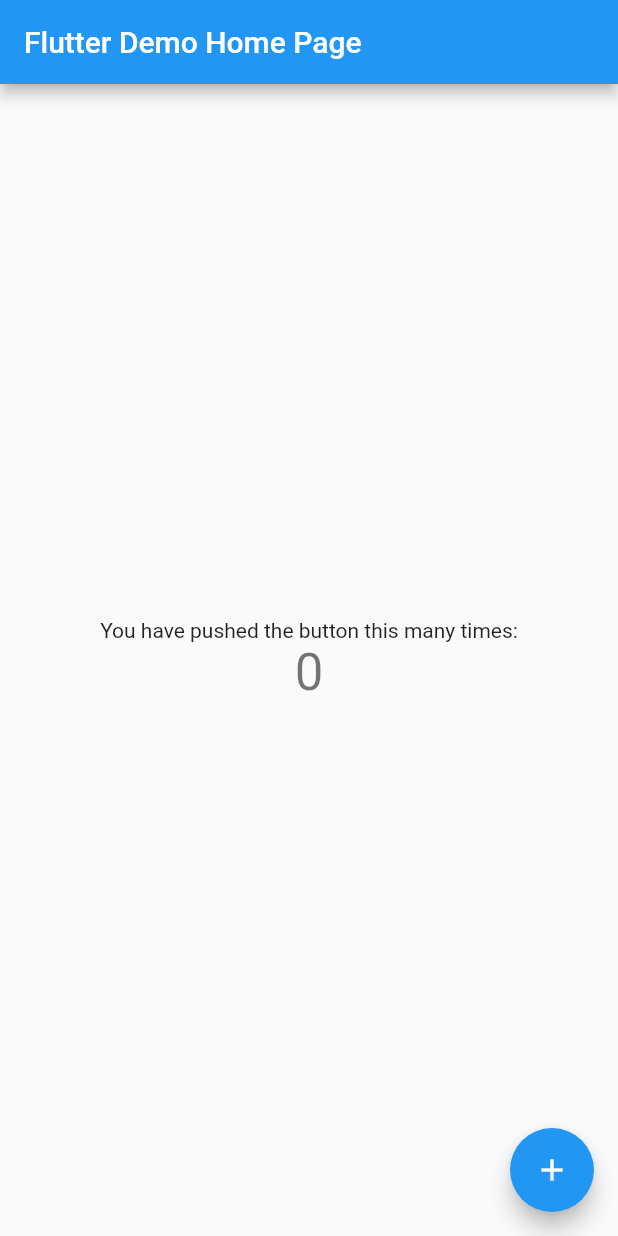
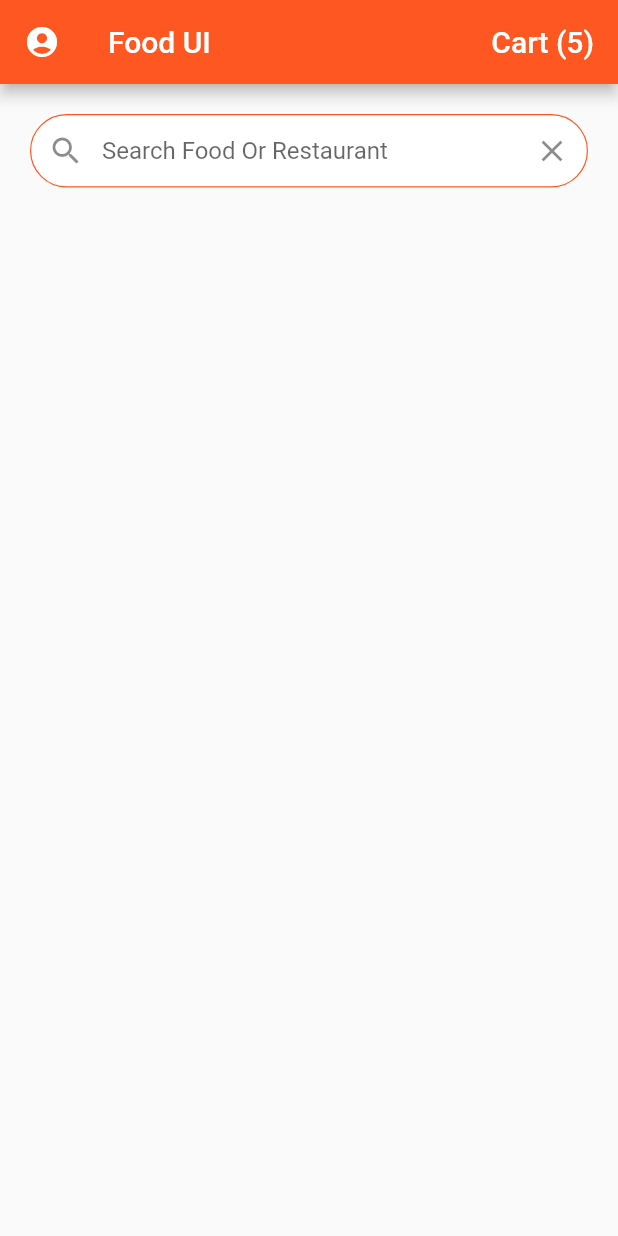
Before and after one commit to imrishuroy/Flutter-Food-Delivery-UI, a Flutter app: the screen it shows after launch, on a phone screen of 412 x 824 dp. Run offline on Flutter 3.47's test engine with Material 2 defaults, Android fonts, the phone set to English and light mode, and no system bars.

Commit message:
Added AppBar And TextField

```diff
--- a/lib/main.dart
+++ b/lib/main.dart
@@ -1,4 +1,5 @@
 import 'package:flutter/material.dart';
+import './screens/home_screen.dart';
 
 void main() => runApp(MyApp());
 
@@ -7,96 +8,12 @@ class MyApp extends StatelessWidget {
   @override
   Widget build(BuildContext context) {
     return MaterialApp(
-      title: 'Flutter Demo',
-      theme: ThemeData(
-        primarySwatch: Colors.blue,
-      ),
-      home: MyHomePage(title: 'Flutter Demo Home Page'),
-    );
+        debugShowCheckedModeBanner: false,
+        title: 'Food Delivery UI',
+        theme: ThemeData(
+          scaffoldBackgroundColor: Colors.grey[50],
+          primaryColor: Colors.deepOrange,
+        ),
+        home: HomeScreen());
   }
 }
-
-class MyHomePage extends StatefulWidget {
-  MyHomePage({Key key, this.title}) : super(key: key);
-
-  // This widget is the home page of your application. It is stateful, meaning
-  // that it has a State object (defined below) that contains fields that affect
-  // how it looks.
-
-  // This class is the configuration for the state. It holds the values (in this
-  // case the title) provided by the parent (in this case the App widget) and
-  // used by the build method of the State. Fields in a Widget subclass are
-  // always marked "final".
-
-  final String title;
-
-  @override
-  _MyHomePageState createState() => _MyHomePageState();
-}
-
-class _MyHomePageState extends State<MyHomePage> {
-  int _counter = 0;
-
-  void _incrementCounter() {
-    setState(() {
-      // This call to setState tells the Flutter framework that something has
-      // changed in this State, which causes it to rerun the build method below
-      // so that the display can reflect the updated values. If we changed
-      // _counter without calling setState(), then the build method would not be
-      // called again, and so nothing would appear to happen.
-      _counter++;
-    });
-  }
-
-  @override
-  Widget build(BuildContext context) {
-    // This method is rerun every time setState is called, for instance as done
-    // by the _incrementCounter method above.
-    //
-    // The Flutter framework has been optimized to make rerunning build methods
-    // fast, so that you can just rebuild anything that needs updating rather
-    // than having to individually change instances of widgets.
-    return Scaffold(
-      appBar: AppBar(
-        // Here we take the value from the MyHomePage object that was created by
-        // the App.build method, and use it to set our appbar title.
-        title: Text(widget.title),
-      ),
-      body: Center(
-        // Center is a layout widget. It takes a single child and positions it
-        // in the middle of the parent.
-        child: Column(
-          // Column is also a layout widget. It takes a list of children and
-          // arranges them vertically. By default, it sizes itself to fit its
-          // children horizontally, and tries to be as tall as its parent.
-          //
-          // Invoke "debug painting" (press "p" in the console, choose the
-          // "Toggle Debug Paint" action from the Flutter Inspector in Android
-          // Studio, or the "Toggle Debug Paint" command in Visual Studio Code)
-          // to see the wireframe for each widget.
-          //
-          // Column has various properties to control how it sizes itself and
-          // how it positions its children. Here we use mainAxisAlignment to
-          // center the children vertically; the main axis here is the vertical
-          // axis because Columns are vertical (the cross axis would be
-          // horizontal).
-          mainAxisAlignment: MainAxisAlignment.center,
-          children: <Widget>[
-            Text(
-              'You have pushed the button this many times:',
-            ),
-            Text(
-              '$_counter',
-              style: Theme.of(context).textTheme.display1,
-            ),
-          ],
-        ),
-      ),
-      floatingActionButton: FloatingActionButton(
-        onPressed: _incrementCounter,
-        tooltip: 'Increment',
-        child: Icon(Icons.add),
-      ), // This trailing comma makes auto-formatting nicer for build methods.
-    );
-  }
-}
--- /dev/null
+++ b/lib/screens/home_screen.dart
@@ -0,0 +1,64 @@
+import 'package:flutter/material.dart';
+import '../data/data.dart';
+
+class HomeScreen extends StatefulWidget {
+  @override
+  _HomeScreenState createState() => _HomeScreenState();
+}
+
+class _HomeScreenState extends State<HomeScreen> {
+  @override
+  Widget build(BuildContext context) {
+    return Scaffold(
+      appBar: AppBar(
+        title: Text('Food UI'),
+        leading: Icon(Icons.account_circle),
+        actions: [
+          FlatButton(
+            onPressed: () {},
+            child: Text(
+              'Cart (${currentUser.cart.length})',
+              style: TextStyle(
+                fontSize: 20.0,
+                color: Colors.white,
+              ),
+            ),
+          )
+        ],
+      ),
+      body: ListView(
+        children: [
+          Padding(
+            padding: const EdgeInsets.all(20.0),
+            child: TextField(
+              decoration: InputDecoration(
+                  contentPadding: EdgeInsets.symmetric(vertical: 15.0),
+                  fillColor: Colors.white,
+                  filled: true,
+                  border: OutlineInputBorder(
+                    borderRadius: BorderRadius.circular(
+                      30.0,
+                    ),
+                    borderSide: BorderSide(width: 0.8),
+                  ),
+                  enabledBorder: OutlineInputBorder(
+                    borderRadius: BorderRadius.circular(
+                      30.0,
+                    ),
+                    borderSide: BorderSide(
+                      width: 0.8,
+                      color: Theme.of(context).primaryColor,
+                    ),
+                  ),
+                  prefixIcon: Icon(
+                    Icons.search,
+                  ),
+                  suffixIcon: Icon(Icons.clear),
+                  hintText: 'Search Food Or Restaurant'),
+            ),
+          ),
+        ],
+      ),
+    );
+  }
+}
```
